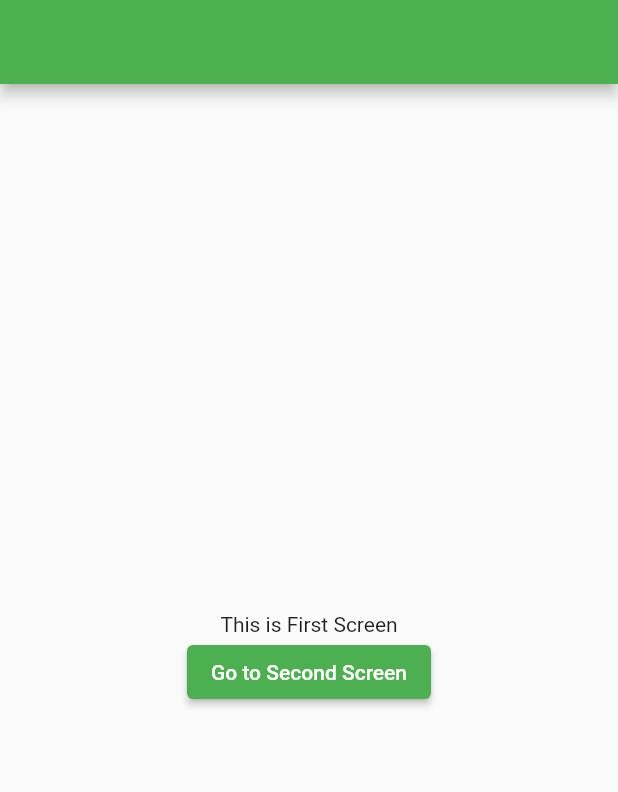
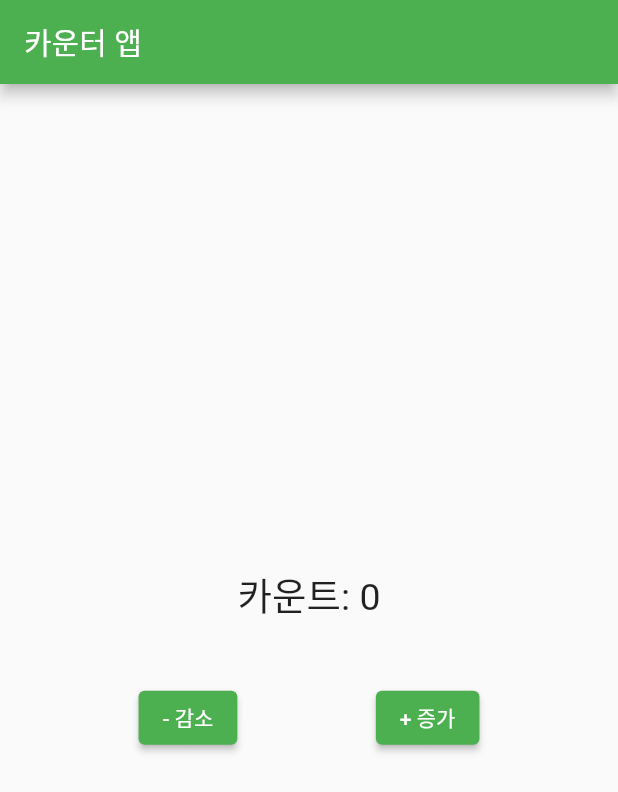
Before and after one commit to silverflow/flutter_study, a Flutter app: the screen it shows after launch, on a phone screen of 412 x 824 dp. Shown: the top 792 px of the screen. Run offline on Flutter 3.47's test engine with Material 2 defaults, Android fonts, the phone set to English and light mode, and no system bars.

Commit message:
counter 페이지 만들기

```diff
--- a/flutter_basic_01/lib/main.dart
+++ b/flutter_basic_01/lib/main.dart
@@ -1,5 +1,6 @@
 import 'package:flutter/material.dart';
 import 'package:flutter_basic_01/screens/first_screen.dart';
+import 'package:flutter_basic_01/screens/counter.dart';
 
 void main() {
   runApp(MyApp());
@@ -17,7 +18,7 @@ class MyApp extends StatelessWidget {
       theme: ThemeData(
         primarySwatch: Colors.green,
       ),
-      home: FirstScreen(),
+      home: Counter(),
     );
   }
 }
--- /dev/null
+++ b/flutter_basic_01/lib/screens/counter.dart
@@ -0,0 +1,49 @@
+// lib/screens/counter.dart
+import 'package:flutter/material.dart';
+
+class Counter extends StatefulWidget {
+  _CounterState createState() => _CounterState();
+}
+
+class _CounterState extends State<Counter> {
+  int count = 0;
+
+  void increase() {
+    setState(() {
+      count = count + 1;
+    });
+  }
+
+  void decrease() {
+    setState(() {
+      count = count - 1;
+    });
+  }
+
+  @override
+  Widget build(BuildContext context) {
+    return Scaffold(
+      appBar: AppBar(
+        title: Text("카운터 앱"),
+      ),
+      body: Center(
+          child: Column(
+        mainAxisAlignment: MainAxisAlignment.center,
+        children: [
+          Text(
+            '카운트: $count',
+            style: TextStyle(fontSize: 25),
+          ),
+          Padding(padding: EdgeInsets.all(20)),
+          Row(
+            mainAxisAlignment: MainAxisAlignment.spaceEvenly,
+            children: [
+              ElevatedButton(onPressed: decrease, child: Text('- 감소')),
+              ElevatedButton(onPressed: increase, child: Text('+ 증가')),
+            ],
+          )
+        ],
+      )),
+    );
+  }
+}
```
Also changed, not shown: flutter_basic_01/lib/screens/StatefulWidget.dart (added, +35 -0 lines).
